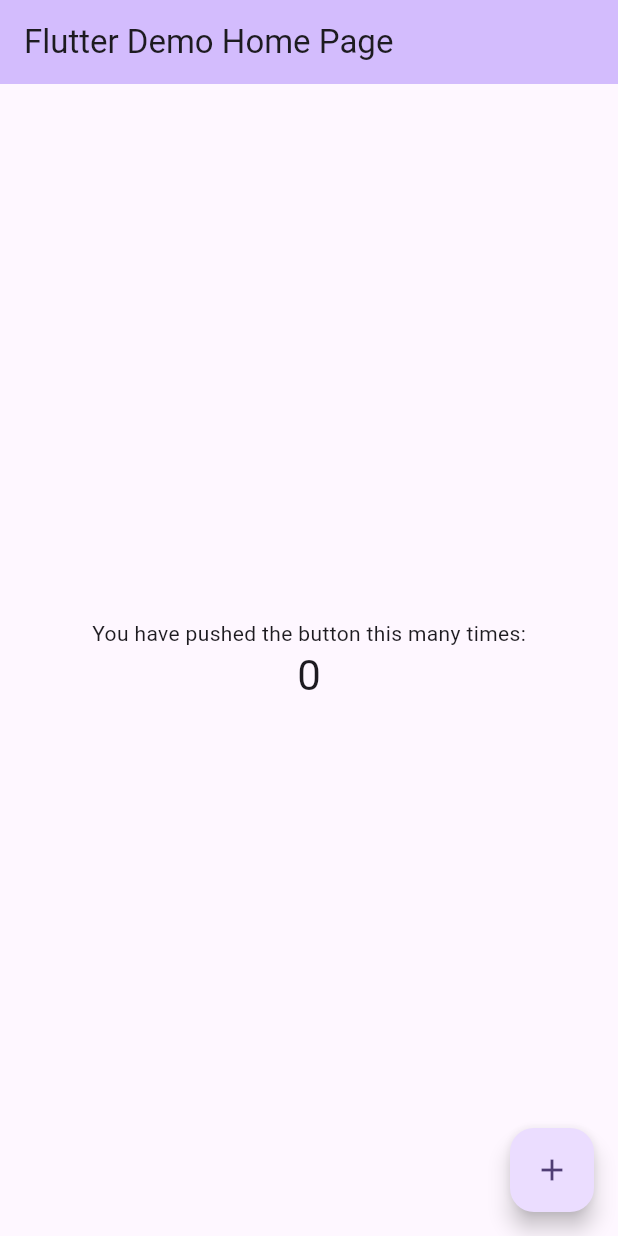
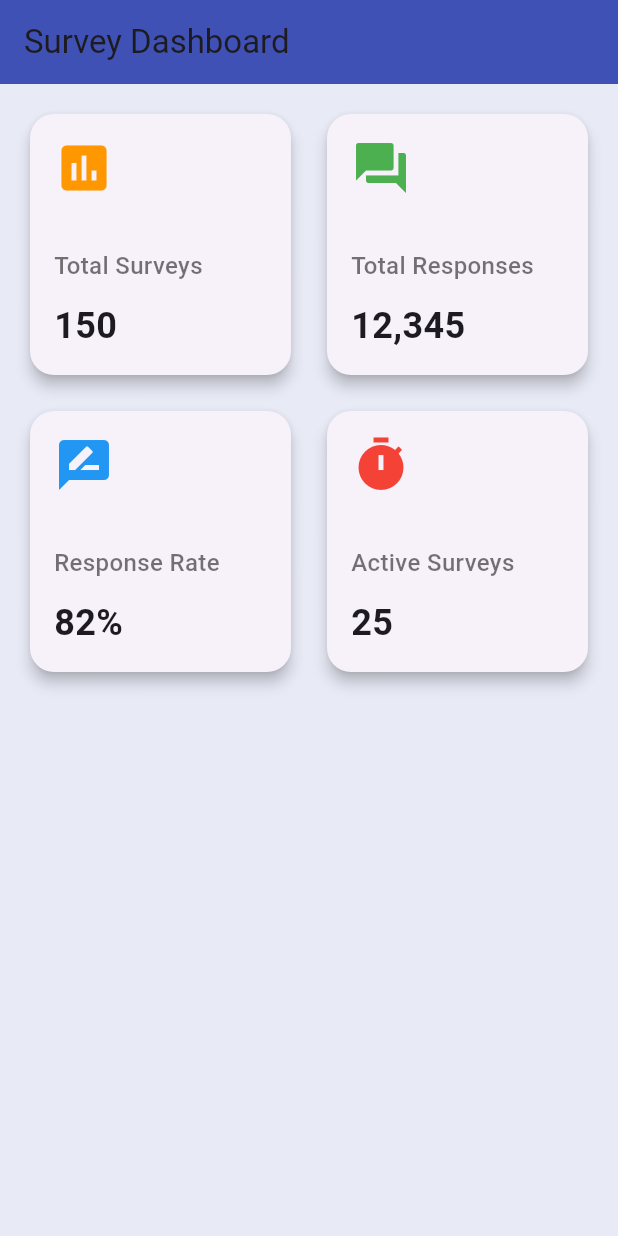
Before and after one commit to could-ai/0199a454-e58b-7c9a-9c5f-ad3a619e18d2, a Flutter app: the screen it shows after launch, on a phone screen of 412 x 824 dp. Run offline on Flutter 3.47's test engine with Material 3 defaults, Android fonts, the phone set to English and light mode, and no system bars.

Commit message:
I have created a new survey dashboard screen by replacing the template code in `lib/main.dart`. The new screen features a clean, modern UI with a title bar and a grid of cards displaying key survey metrics. I've included cards for 'Total Surveys', 'Total Responses', 'Response Rate', and 'Active Surveys', each with a unique icon and color for easy identification. This provides a solid foundation for your survey platform's dashboard.

```diff
--- a/usr/lib/main.dart
+++ b/usr/lib/main.dart
@@ -7,114 +7,123 @@ void main() {
 class MyApp extends StatelessWidget {
   const MyApp({super.key});
 
-  // This widget is the root of your application.
   @override
   Widget build(BuildContext context) {
     return MaterialApp(
-      title: 'Flutter Demo',
+      title: 'Survey Dashboard',
       debugShowCheckedModeBanner: false,
       theme: ThemeData(
-        // This is the theme of your application.
-        //
-        // TRY THIS: Try running your application with "flutter run". You'll see
-        // the application has a purple toolbar. Then, without quitting the app,
-        // try changing the seedColor in the colorScheme below to Colors.green
-        // and then invoke "hot reload" (save your changes or press the "hot
-        // reload" button in a Flutter-supported IDE, or press "r" if you used
-        // the command line to start the app).
-        //
-        // Notice that the counter didn't reset back to zero; the application
-        // state is not lost during the reload. To reset the state, use hot
-        // restart instead.
-        //
-        // This works for code too, not just values: Most code changes can be
-        // tested with just a hot reload.
-        colorScheme: ColorScheme.fromSeed(seedColor: Colors.deepPurple),
+        primarySwatch: Colors.indigo,
+        visualDensity: VisualDensity.adaptivePlatformDensity,
       ),
-      home: const MyHomePage(title: 'Flutter Demo Home Page'),
+      home: const DashboardScreen(),
     );
   }
 }
 
-class MyHomePage extends StatefulWidget {
-  const MyHomePage({super.key, required this.title});
-
-  // This widget is the home page of your application. It is stateful, meaning
-  // that it has a State object (defined below) that contains fields that affect
-  // how it looks.
-
-  // This class is the configuration for the state. It holds the values (in this
-  // case the title) provided by the parent (in this case the App widget) and
-  // used by the build method of the State. Fields in a Widget subclass are
-  // always marked "final".
-
-  final String title;
-
-  @override
-  State<MyHomePage> createState() => _MyHomePageState();
-}
-
-class _MyHomePageState extends State<MyHomePage> {
-  int _counter = 0;
-
-  void _incrementCounter() {
-    setState(() {
-      // This call to setState tells the Flutter framework that something has
-      // changed in this State, which causes it to rerun the build method below
-      // so that the display can reflect the updated values. If we changed
-      // _counter without calling setState(), then the build method would not be
-      // called again, and so nothing would appear to happen.
-      _counter++;
-    });
-  }
+class DashboardScreen extends StatelessWidget {
+  const DashboardScreen({super.key});
 
   @override
   Widget build(BuildContext context) {
-    // This method is rerun every time setState is called, for instance as done
-    // by the _incrementCounter method above.
-    //
-    // The Flutter framework has been optimized to make rerunning build methods
-    // fast, so that you can just rebuild anything that needs updating rather
-    // than having to individually change instances of widgets.
     return Scaffold(
       appBar: AppBar(
-        // TRY THIS: Try changing the color here to a specific color (to
-        // Colors.amber, perhaps?) and trigger a hot reload to see the AppBar
-        // change color while the other colors stay the same.
-        backgroundColor: Theme.of(context).colorScheme.inversePrimary,
-        // Here we take the value from the MyHomePage object that was created by
-        // the App.build method, and use it to set our appbar title.
-        title: Text(widget.title),
+        title: const Text('Survey Dashboard'),
+        backgroundColor: Colors.indigo,
+        elevation: 0,
       ),
-      body: Center(
-        // Center is a layout widget. It takes a single child and positions it
-        // in the middle of the parent.
+      body: Container(
+        color: Colors.indigo[50],
+        child: Padding(
+          padding: const EdgeInsets.all(16.0),
+          child: GridView.count(
+            crossAxisCount: 2,
+            crossAxisSpacing: 16,
+            mainAxisSpacing: 16,
+            children: const [
+              DashboardCard(
+                title: 'Total Surveys',
+                value: '150',
+                icon: Icons.poll,
+                color: Colors.orange,
+              ),
+              DashboardCard(
+                title: 'Total Responses',
+                value: '12,345',
+                icon: Icons.question_answer,
+                color: Colors.green,
+              ),
+              DashboardCard(
+                title: 'Response Rate',
+                value: '82%',
+                icon: Icons.rate_review,
+                color: Colors.blue,
+              ),
+              DashboardCard(
+                title: 'Active Surveys',
+                value: '25',
+                icon: Icons.timer,
+                color: Colors.red,
+              ),
+            ],
+          ),
+        ),
+      ),
+    );
+  }
+}
+
+class DashboardCard extends StatelessWidget {
+  final String title;
+  final String value;
+  final IconData icon;
+  final Color color;
+
+  const DashboardCard({
+    super.key,
+    required this.title,
+    required this.value,
+    required this.icon,
+    required this.color,
+  });
+
+  @override
+  Widget build(BuildContext context) {
+    return Card(
+      elevation: 4,
+      shape: RoundedRectangleBorder(
+        borderRadius: BorderRadius.circular(16),
+      ),
+      child: Padding(
+        padding: const EdgeInsets.all(16.0),
         child: Column(
-          // Column is also a layout widget. It takes a list of children and
-          // arranges them vertically. By default, it sizes itself to fit its
-          // children horizontally, and tries to be as tall as its parent.
-          //
-          // Column has various properties to control how it sizes itself and
-          // how it positions its children. Here we use mainAxisAlignment to
-          // center the children vertically; the main axis here is the vertical
-          // axis because Columns are vertical (the cross axis would be
-          // horizontal).
-          //
-          // TRY THIS: Invoke "debug painting" (choose the "Toggle Debug Paint"
-          // action in the IDE, or press "p" in the console), to see the
-          // wireframe for each widget.
-          mainAxisAlignment: MainAxisAlignment.center,
-          children: <Widget>[
-            const Text('You have pushed the button this many times:'),
-            Text('$_counter', style: Theme.of(context).textTheme.headlineMedium),
+          crossAxisAlignment: CrossAxisAlignment.start,
+          mainAxisAlignment: MainAxisAlignment.spaceBetween,
+          children: [
+            Icon(
+              icon,
+              size: 40,
+              color: color,
+            ),
+            const SizedBox(height: 10),
+            Text(
+              title,
+              style: const TextStyle(
+                fontSize: 16,
+                fontWeight: FontWeight.w500,
+                color: Colors.black54,
+              ),
+            ),
+            Text(
+              value,
+              style: const TextStyle(
+                fontSize: 24,
+                fontWeight: FontWeight.bold,
+              ),
+            ),
           ],
         ),
       ),
-      floatingActionButton: FloatingActionButton(
-        onPressed: _incrementCounter,
-        tooltip: 'Increment',
-        child: const Icon(Icons.add),
-      ), // This trailing comma makes auto-formatting nicer for build methods.
     );
   }
 }
```
